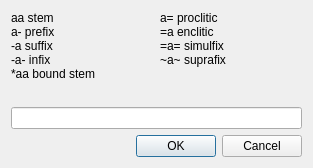
Before: the Qt Designer form createanalysisdialog.ui in adamb924/Gloss, drawn with Qt 5.
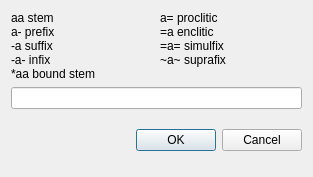
After: the same form once the commit is applied. Custom widgets are drawn as their Qt base class.

The edit to the form file:
```diff
--- a/createanalysisdialog.ui
+++ b/createanalysisdialog.ui
@@ -7,7 +7,7 @@
     <x>0</x>
     <y>0</y>
     <width>313</width>
-    <height>168</height>
+    <height>177</height>
    </rect>
   </property>
   <property name="windowTitle">
@@ -50,6 +50,12 @@
    </item>
    <item>
     <widget class="QDialogButtonBox" name="buttonBox">
+     <property name="sizePolicy">
+      <sizepolicy hsizetype="Expanding" vsizetype="MinimumExpanding">
+       <horstretch>0</horstretch>
+       <verstretch>0</verstretch>
+      </sizepolicy>
+     </property>
      <property name="orientation">
       <enum>Qt::Horizontal</enum>
      </property>
```
Left out of the diff: 3 changed lines with no effect on the pictures.
